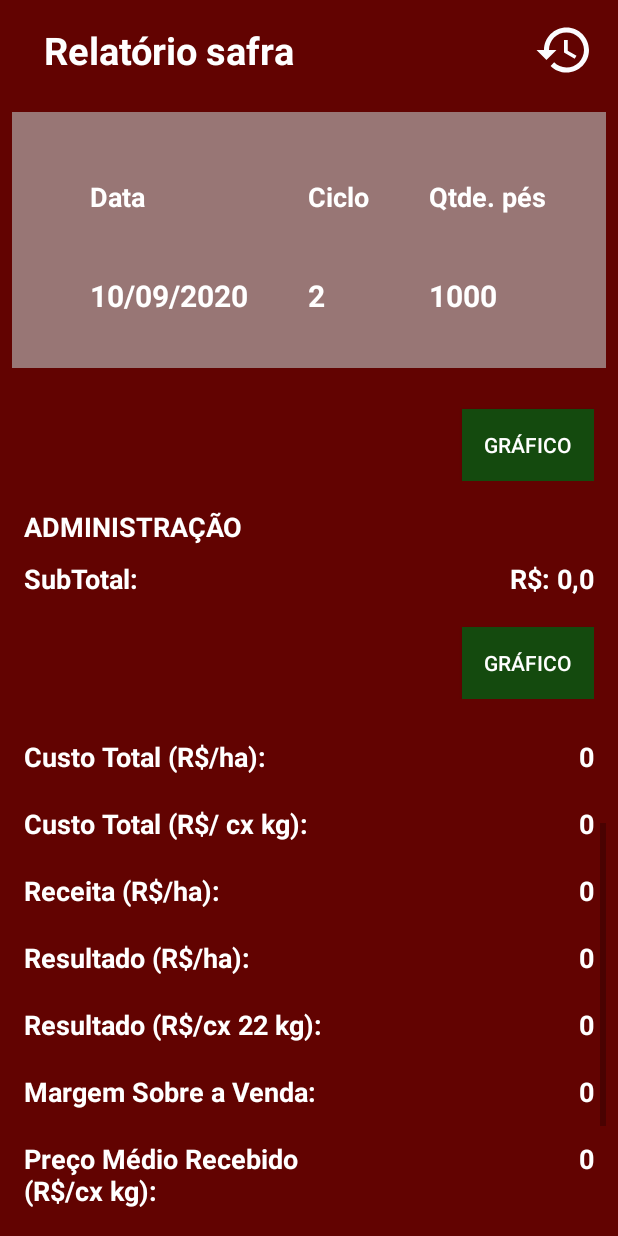
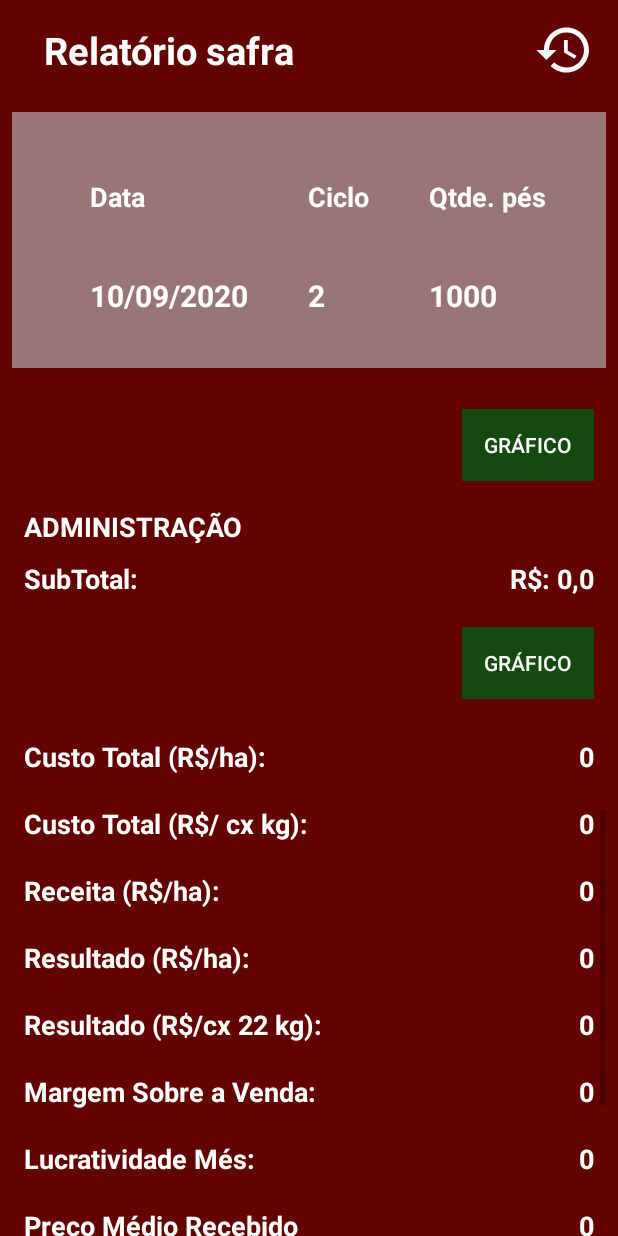
Before and after one commit to DionatanPO/Tomateiro, an Android app: the RelatorioActivity screen opened directly, with no data from a screen before it, scrolled down 781 dp, on a phone screen of 412 x 824 dp. Run offline under Robolectric (Android 15) with nearby library versions, the phone set to English and light mode, and no system bars; libraries missing offline, so code that uses them is left out: com.github.mikephil.charting; plain views replace PieChart; 34 statements that could not run were skipped.

Commit message:
Desenvolvimento v1.48

```diff
--- a/app/src/main/java/com/example/tomateiro/model/Estrutura.java
+++ b/app/src/main/java/com/example/tomateiro/model/Estrutura.java
@@ -51,7 +51,9 @@ public class Estrutura implements Serializable {
 
         depreciacao =  depreciacao / Integer.parseInt(mes);
 
-        resultado = String.format(Locale.US, "%.2f",depreciacao/100);
+        depreciacao = depreciacao/100;
+
+        resultado = String.format("%,.2f", depreciacao);
 
         return resultado;
     }
--- a/app/src/main/java/com/example/tomateiro/model/Url.java
+++ b/app/src/main/java/com/example/tomateiro/model/Url.java
@@ -1,7 +1,7 @@
 package com.example.tomateiro.model;
 
 public final class Url {
-    static String url = "http://192.168.0.7:8080";
+    static String url = "http://192.168.0.3:8080";
 
     public static String getUrl() {
         return url;
--- a/app/src/main/java/com/example/tomateiro/view/RelatorioActivity.java
+++ b/app/src/main/java/com/example/tomateiro/view/RelatorioActivity.java
@@ -54,7 +54,7 @@ public class RelatorioActivity extends AppCompatActivity implements View.OnClick
     private TextView r_qtd_total_caixa, r_ciclo, r_peso_medio_caixa, r_qtd_pes, r_regiao_referencia,
             r_subTotalA, r_subTotalD, r_subTotalC, r_subTotalB, r_custoTotal_ha, r_custoTotal_cx,
             r_preco_medio_recebido, r_receitaHa, r_resultadoHa, r_resultadoCx, r_margem_venda,
-            r_venda_n_total, r_safra_data;
+            r_venda_n_total, r_safra_data, r_safra_lucratividade;
 
     @Override
     protected void onCreate(Bundle savedInstanceState) {
@@ -94,6 +94,7 @@ public class RelatorioActivity extends AppCompatActivity implements View.OnClick
         r_resultadoCx = findViewById(R.id.relatorio_resultadoCx);
         r_margem_venda = findViewById(R.id.relatorio_margem_venda);
         r_venda_n_total = findViewById(R.id.relatorio_n_venda_total);
+        r_safra_lucratividade = findViewById(R.id.relatorio_lucratividade_safra);
 
         Bundle extras = getIntent().getExtras();
         if (extras != null) {
@@ -104,6 +105,7 @@ public class RelatorioActivity extends AppCompatActivity implements View.OnClick
             r_qtd_pes.setText(String.valueOf(safra.getQtdePes()));
             r_regiao_referencia.setText(safra.getRegiaoReferencia());
             r_safra_data.setText(safra.getData());
+
 
             try {
                 safra = safra.calcularCustoTotalHa(safra);
@@ -128,6 +130,8 @@ public class RelatorioActivity extends AppCompatActivity implements View.OnClick
                         safra = safra.calcularResultadoCx(safra);
                         safra = safra.calcularMargemVenda(safra);
 
+                        String lucratividade = safra.calcularLucratividade(14, safra.getReceitaHa(), safra.getCustoTotalHa());
+
                         r_peso_medio_caixa.setText(safra.getPesoMedioCaixas());
                         r_qtd_total_caixa.setText(String.valueOf(safra.getQtdeCaixas()));
                         r_custoTotal_ha.setText(safra.getCustoTotalHa());
@@ -139,6 +143,8 @@ public class RelatorioActivity extends AppCompatActivity implements View.OnClick
                         r_margem_venda.setText(safra.getMargemVenda() + "%");
 
                         r_venda_n_total.setText(String.valueOf(safra.getVendas().size()));
+
+                        r_safra_lucratividade.setText(lucratividade + " %");
                     }
 
                 }
@@ -153,10 +159,28 @@ public class RelatorioActivity extends AppCompatActivity implements View.OnClick
 
         pieEntries = new ArrayList<>();
         pieDataSet = new PieDataSet(pieEntries, "");
-        pieEntries.add(new PieEntry(Float.valueOf(safra.parse3(safra.getCustoA().getSubTotalA(), safra.getCustoTotalHa())), "Operações mecanizadas"));
-        pieEntries.add(new PieEntry(Float.valueOf(safra.parse3(safra.getCustoB().getSubTotalB(), safra.getCustoTotalHa())), "Operações manuais"));
-        pieEntries.add(new PieEntry(Float.valueOf(safra.parse3(safra.getCustoC().getSubTotalC(), safra.getCustoTotalHa())), "Insumos"));
-        pieEntries.add(new PieEntry(Float.valueOf(safra.parse3(safra.getCustoD().getSubTotalD(), safra.getCustoTotalHa())), "Administração"));
+        try {
+            pieEntries.add(new PieEntry(Float.valueOf(safra.parse3(safra.getCustoA().getSubTotalA(), safra.getCustoTotalHa())), "Operações mecanizadas"));
+        } catch (Exception e) {
+            pieEntries.add(new PieEntry(0, "Operações mecanizadas"));
+        }
+        try {
+            pieEntries.add(new PieEntry(Float.valueOf(safra.parse3(safra.getCustoB().getSubTotalB(), safra.getCustoTotalHa())), "Operações manuais"));
+        } catch (Exception e) {
+            pieEntries.add(new PieEntry(0, "Operações manuais"));
+        }
+
+        try {
+            pieEntries.add(new PieEntry(Float.valueOf(safra.parse3(safra.getCustoC().getSubTotalC(), safra.getCustoTotalHa())), "Insumos"));
+        } catch (Exception e) {
+            pieEntries.add(new PieEntry(0, "Insumos"));
+        }
+
+        try {
+            pieEntries.add(new PieEntry(Float.valueOf(safra.parse3(safra.getCustoD().getSubTotalD(), safra.getCustoTotalHa())), "Administração"));
+        } catch (Exception e) {
+            pieEntries.add(new PieEntry(0, "Administração"));
+        }
 
 
         pieDataSet.setColors(new int[]{R.color.color1, R.color.color2, R.color.color3, R.color.color4}, RelatorioActivity.this);
@@ -182,7 +206,6 @@ public class RelatorioActivity extends AppCompatActivity implements View.OnClick
 
         pieChart.animateX(1000);
         pieChart.animateY(500);
-
 
 
         Legend legend = pieChart.getLegend();
--- a/app/src/main/res/layout/activity_grafico.xml
+++ b/app/src/main/res/layout/activity_grafico.xml
@@ -4,7 +4,7 @@
     xmlns:tools="http://schemas.android.com/tools"
     android:layout_width="match_parent"
     android:layout_height="match_parent"
-    android:background="@color/colorPrimaryDark"
+    android:background="@color/colorBranca"
     tools:context=".view.GraficoActivity">
 
     <TextView
@@ -15,7 +15,7 @@
         android:layout_marginTop="16dp"
         android:layout_marginEnd="8dp"
         android:text="Gráfico"
-        android:textColor="@color/colorBranca"
+        android:textColor="@color/colorPrimaryDark"
         android:textSize="20dp"
         android:textStyle="bold"
         app:layout_constraintEnd_toEndOf="parent"
--- a/app/src/main/res/layout/activity_relatorio.xml
+++ b/app/src/main/res/layout/activity_relatorio.xml
@@ -679,6 +679,33 @@
                         tools:layout_editor_absoluteY="16dp" />
 
                     <TextView
+                        android:layout_width="wrap_content"
+                        android:layout_height="wrap_content"
+                        android:layout_marginTop="10dp"
+                        android:layout_marginBottom="10dp"
+                        android:text="Lucratividade Més:"
+                        android:textColor="@color/colorBranca"
+                        android:textSize="18sp"
+                        android:textStyle="bold"
+                        tools:layout_editor_absoluteX="24dp"
+                        tools:layout_editor_absoluteY="16dp" />
+
+                    <TextView
+                        android:id="@+id/relatorio_lucratividade_safra"
+                        android:layout_width="wrap_content"
+                        android:layout_height="wrap_content"
+                        android:layout_gravity="right"
+                        android:layout_marginTop="10dp"
+                        android:layout_marginBottom="10dp"
+                        android:gravity="right"
+                        android:text="0"
+                        android:textColor="@color/colorBranca"
+                        android:textSize="18sp"
+                        android:textStyle="bold"
+                        tools:layout_editor_absoluteX="24dp"
+                        tools:layout_editor_absoluteY="16dp" />
+
+                    <TextView
                         android:layout_width="190dp"
                         android:layout_height="wrap_content"
                         android:layout_marginTop="10dp"
--- a/app/src/main/res/layout/card_view_estrutura.xml
+++ b/app/src/main/res/layout/card_view_estrutura.xml
@@ -58,6 +58,7 @@
         app:layout_constraintTop_toTopOf="parent" />
 
     <TextView
+        android:layout_marginBottom="10dp"
         android:id="@+id/card_estrutura_depreciacao_item"
         android:layout_width="wrap_content"
         android:layout_height="wrap_content"
```
Also changed, not shown: app/src/main/java/com/example/tomateiro/model/Safra.java (+25 -4 lines), app/src/main/java/com/example/tomateiro/view/EstruturaActivity.java (+4 -4 lines), app/src/main/java/com/example/tomateiro/view/GraficoActivity.java (+30 -16 lines).
